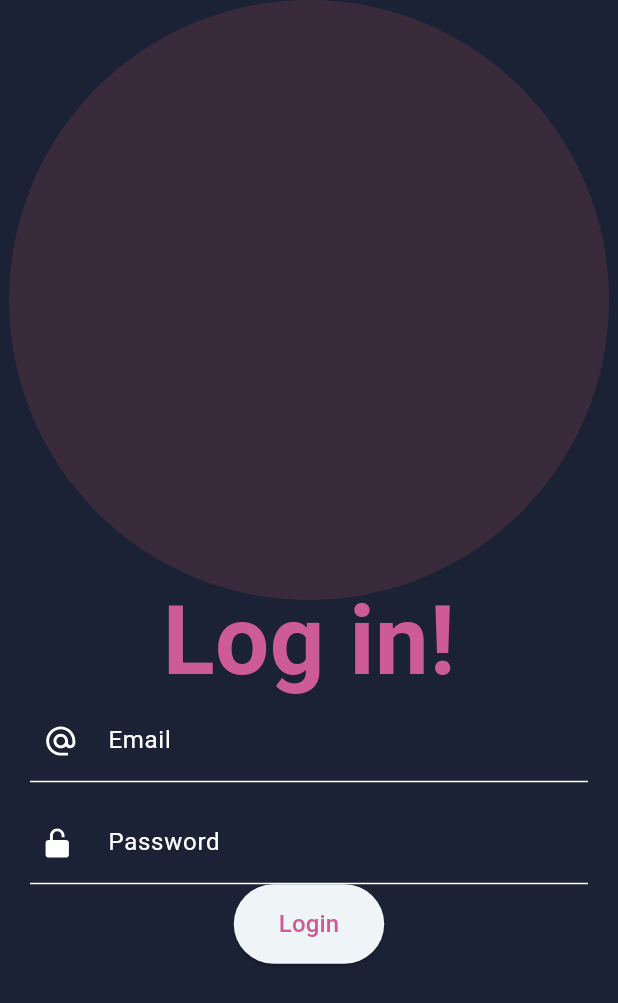
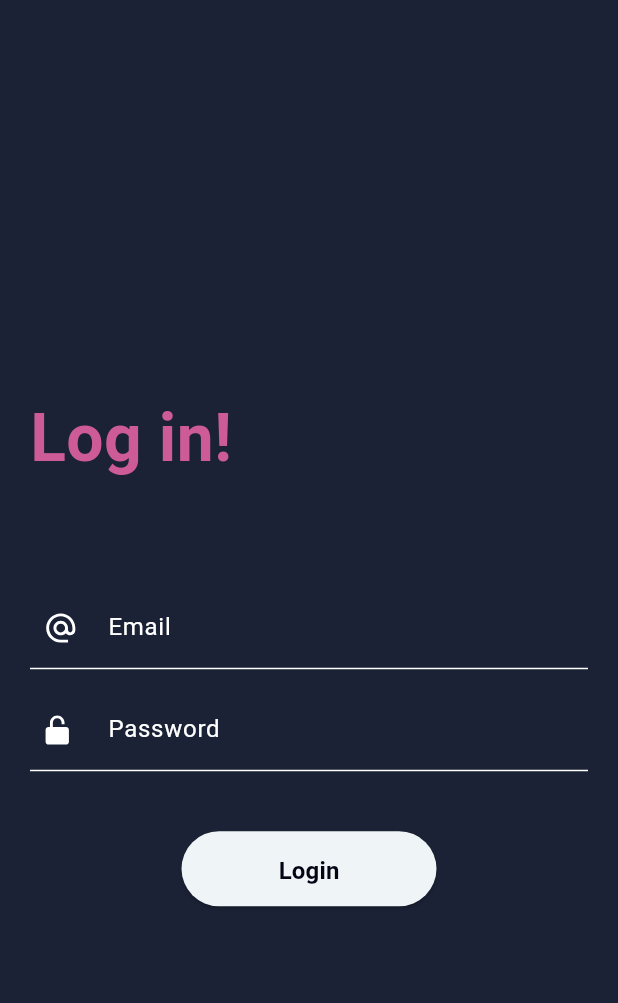
Before and after one commit to MohammadAzeem7890/logintask, a Flutter app: the screen it shows after launch, on a phone screen of 412 x 824 dp. Shown: the top 1003 px of the screen. Run offline on Flutter 3.47's test engine with Material 3 defaults, Android fonts, the phone set to English and light mode, and no system bars; our stand-ins replace firebase_auth, firebase_core, flutter_bloc, flutter_svg; accounts and stored records are empty.

Commit message:
make UI and functionality changes

```diff
--- a/lib/utils/app_colors.dart
+++ b/lib/utils/app_colors.dart
@@ -6,4 +6,5 @@ class AppColors {
   static const Color whiteColor = Color(0xffFFFFFF);
   static const Color gradientColor1 = Color(0xffA65AF2);
   static const Color gradientColor2 = Color(0xffE65C5C);
+  static const Color buttonTextColor = Color(0xff040415);
 }
--- a/lib/views/login_screen/login_bloc.dart
+++ b/lib/views/login_screen/login_bloc.dart
@@ -57,7 +57,8 @@ class LoginCubit extends Cubit<LoginState> {
   }
 
   validateLogin(String email, String password, context) {
-    if (validatePassword(password, context) && validateEmail(email, context)) {
+    if (validatePassword(password, context) == true &&
+        validateEmail(email, context) == true) {
       login(email, password, context);
     }
   }
--- a/lib/views/login_screen/login_screen.dart
+++ b/lib/views/login_screen/login_screen.dart
@@ -1,3 +1,4 @@
+import 'package:flutter/cupertino.dart';
 import 'package:flutter/material.dart';
 import 'package:flutter_bloc/flutter_bloc.dart';
 import 'package:login_task/utils/app_assets.dart';
@@ -10,63 +11,54 @@ import 'package:login_task/views/widgets/primary_button.dart';
 import 'package:login_task/views/widgets/primary_text.dart';
 import 'package:login_task/views/widgets/primary_textfield.dart';
 
-class LoginScreen extends StatelessWidget {
+class LoginScreen extends StatefulWidget {
+  const LoginScreen({super.key});
+
+  @override
+  State<LoginScreen> createState() => _LoginScreenState();
+}
+
+class _LoginScreenState extends State<LoginScreen> {
   LoginCubit loginController = LoginCubit();
 
   final TextEditingController _emailController = TextEditingController();
+
   final TextEditingController _passwordController = TextEditingController();
 
-  LoginScreen({super.key});
+  @override
+  void dispose() {
+    _emailController.dispose();
+    _passwordController.dispose();
+    super.dispose();
+  }
 
   @override
   Widget build(BuildContext context) {
+    double screenHeight = MediaQuery.of(context).size.height;
+
     return SafeArea(
         child: Scaffold(
       backgroundColor: AppColors.backgroundColor,
-      body: Stack(
-        clipBehavior: Clip.none,
-        children: [
-          Container(
-              height: 400,
-              width: double.maxFinite,
-              decoration: BoxDecoration(
-                shape: BoxShape.circle,
-                boxShadow: [
-                  BoxShadow(
-                      color: AppColors.headingColor.withOpacity(0),
-                      spreadRadius: 0, // No spread
-                      blurRadius: 30, // High blur radius for soft edges
-                      offset: const Offset(0, 5)),
-                ],
-                gradient: LinearGradient(
-                  colors: [
-                    // AppColors.headingColor
-                    //     .withOpacity(0.2),
-                    AppColors.gradientColor2
-                        .withOpacity(0.15), // Lighter blue with opacity
-                    AppColors.gradientColor1.withOpacity(
-                        0.1), // Even lighter blue with more opacity
-                  ],
-                  begin: Alignment.topCenter,
-                  end: Alignment.bottomCenter,
-                  stops: [
-                    // 0.1,
-                    1,
-                    1
-                  ], // Stops to control the gradient spread
-                ),
-              )),
-          Column(
+      body: Padding(
+        padding: const EdgeInsets.symmetric(horizontal: 20.0),
+        child: Column(
           crossAxisAlignment: CrossAxisAlignment.center,
           mainAxisAlignment: MainAxisAlignment.center,
           children: [
-              const SizedBox(
-                height: 200,
+            SizedBox(
+              height: screenHeight * 0.05,
             ),
-              PrimaryText(
+            Align(
+              alignment: Alignment.centerLeft,
+              child: PrimaryText(
                 text: "Log in!",
-                fontSize: 64,
+                fontSize: 44,
+                align: TextAlign.left,
                 fontWeight: FontWeight.w600,
+              ),
+            ),
+            SizedBox(
+              height: screenHeight * 0.09,
             ),
             PrimaryTextField(
               controller: _emailController,
@@ -81,8 +73,13 @@ class LoginScreen extends StatelessWidget {
               controller: _passwordController,
               hintText: "Password",
               onSubmit: (value) {
-                  LoginCubit().login(
-                      _emailController.text, _passwordController.text, context);
+                debugPrint("hit");
+                final loginCubit = context.read<LoginCubit>();
+                loginCubit.validateLogin(
+                  _emailController.text.trim(),
+                  _passwordController.text.trim(),
+                  context,
+                );
               },
               prefixIcon: AppAssets.passwordIcon,
               textInputAction: TextInputAction.done,
@@ -90,7 +87,30 @@ class LoginScreen extends StatelessWidget {
               obscureText: true,
               validator: Validations.validatePassword,
             ),
-
+            const SizedBox(
+              height: 20,
+            ),
+            BlocConsumer<LoginCubit, LoginState>(builder: (context, state) {
+              if (state is LoginLoading) {
+                return const CircularProgressIndicator(
+                  color: AppColors.whiteColor,
+                );
+              } else if (state is LoginFailure) {
+                return PrimaryText(
+                  align: TextAlign.center,
+                  color: Colors.red,
+                  text: state.errorMessage,
+                );
+              }
+              return Container();
+            }, listener: (context, state) {
+              if (state is LoginSuccess) {
+                Navigator.pushReplacementNamed(context, '/home');
+              }
+            }),
+            const SizedBox(
+              height: 20,
+            ),
             PrimaryButton(
                 text: "Login",
                 onPressed: () {
@@ -102,51 +122,8 @@ class LoginScreen extends StatelessWidget {
                     context,
                   );
                 }),
-              BlocConsumer<LoginCubit, LoginState>(builder: (context, state) {
-                if (state is LoginLoading) {
-                  return const CircularProgressIndicator(
-                    color: AppColors.whiteColor,
-                  );
-                } else if (state is LoginFailure) {
-                  return PrimaryText(
-                    text: state.errorMessage,
-                  );
-                }
-                return Container();
-              }, listener: (context, state) {
-                if (state is LoginSuccess) {
-                  Navigator.pushReplacementNamed(context, '/home');
-                }
-              })
-              // BlocConsumer<LoginCubit, LoginState>(builder: (context, state) {
-              //   debugPrint("INSIDE BLOCK CONSUMER BUILDER");
-              //   if (state is LoginLoadingState) {
-              //     debugPrint("INSIDE BLOCK LOADING STATE");
-              //     return const CircularProgressIndicator(
-              //       color: AppColors.whiteColor,
-              //     );
-              //   }
-              //   debugPrint("INSIDE BLOCK LOADER BUTTON SHOW");
-              //   return PrimaryButton(
-              //       text: "Login",
-              //       onPressed: () {
-              //         debugPrint("hit");
-              //         BlocProvider.of<LoginCubit>(context).login(
-              //             _emailController.text,
-              //             _passwordController.text,
-              //             context);
-              //       });
-              // }, listener: (context, state) {
-              //   debugPrint("INSIDE BLOCK LISTENER");
-              //   if (state is LoggedInState) {
-              //     debugPrint("INSIDE BLOCK LOGGED IN STATE");
-              //     Navigator.of(context).pushReplacement(MaterialPageRoute(
-              //         builder: (context) => const HomeScreen()));
-              //   }
-              // }),
           ],
         ),
-        ],
       ),
     ));
   }
--- a/lib/views/widgets/primary_button.dart
+++ b/lib/views/widgets/primary_button.dart
@@ -10,15 +10,24 @@ class PrimaryButton extends StatelessWidget {
 
   @override
   Widget build(BuildContext context) {
-    return ElevatedButton(
-      onPressed: onPressed,
-      style: ElevatedButton.styleFrom(
-        shape: RoundedRectangleBorder(
-          borderRadius: BorderRadius.circular(30.0),
+    return SizedBox(
+      width: 170,
+      height: 50,
+      child: ElevatedButton(
+        onPressed: onPressed,
+        style: ElevatedButton.styleFrom(
+          shape: RoundedRectangleBorder(
+            borderRadius: BorderRadius.circular(30.0),
+          ),
+          padding: const EdgeInsets.symmetric(horizontal: 30.0, vertical: 15.0),
         ),
-        padding: const EdgeInsets.symmetric(horizontal: 30.0, vertical: 15.0),
+        child: PrimaryText(
+          text: text,
+          fontSize: 16.0,
+          color: AppColors.buttonTextColor,
+          fontWeight: FontWeight.w600,
+        ),
       ),
-      child: PrimaryText(text: text, fontSize: 16.0),
     );
   }
 }
--- a/lib/views/widgets/primary_text.dart
+++ b/lib/views/widgets/primary_text.dart
@@ -5,17 +5,20 @@ import '../../utils/app_colors.dart';
 class PrimaryText extends StatelessWidget {
   final String text;
   double? fontSize;
+  Color color;
+  TextAlign? align;
   FontWeight? fontWeight;
-  PrimaryText({super.key, required this.text, this.fontWeight, this.fontSize});
+  PrimaryText({super.key, this.align, required this.text, this.fontWeight, this.fontSize, this.color = AppColors.headingColor});
 
   @override
   Widget build(BuildContext context) {
     return Text(
       text,
+      textAlign: align,
       style: TextStyle(
           fontWeight: fontWeight,
           fontSize: fontSize,
-          color: AppColors.headingColor),
+          color: color),
     );
   }
 }
--- a/lib/views/widgets/primary_textfield.dart
+++ b/lib/views/widgets/primary_textfield.dart
@@ -35,9 +35,7 @@ class PrimaryTextField extends StatelessWidget {
       borderSide: BorderSide(color: Colors.red),
     );
 
-    return Padding(
-      padding: const EdgeInsets.symmetric(horizontal: 20.0),
-      child: TextFormField(
+    return TextFormField(
       controller: controller,
       obscureText: obscureText,
       textInputAction: textInputAction,
@@ -61,7 +59,6 @@ class PrimaryTextField extends StatelessWidget {
       ),
       validator: validator,
       onFieldSubmitted: onSubmit,
-      ),
     );
   }
 }
```
Lines whose indentation alone changed are shown as unchanged.
